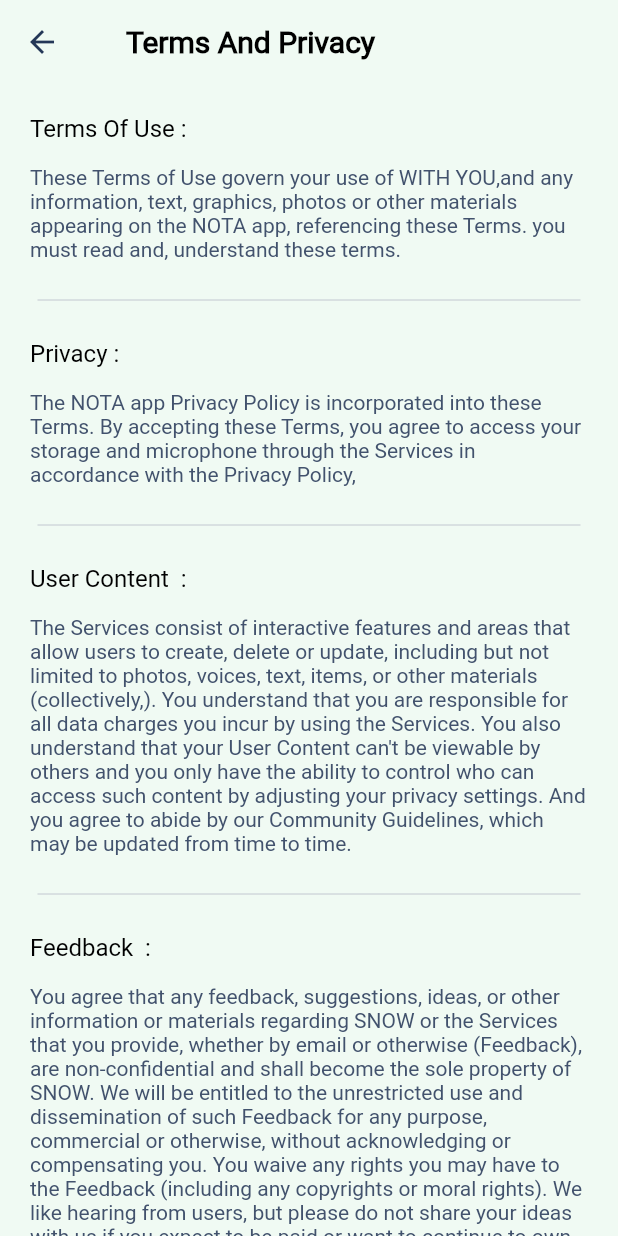
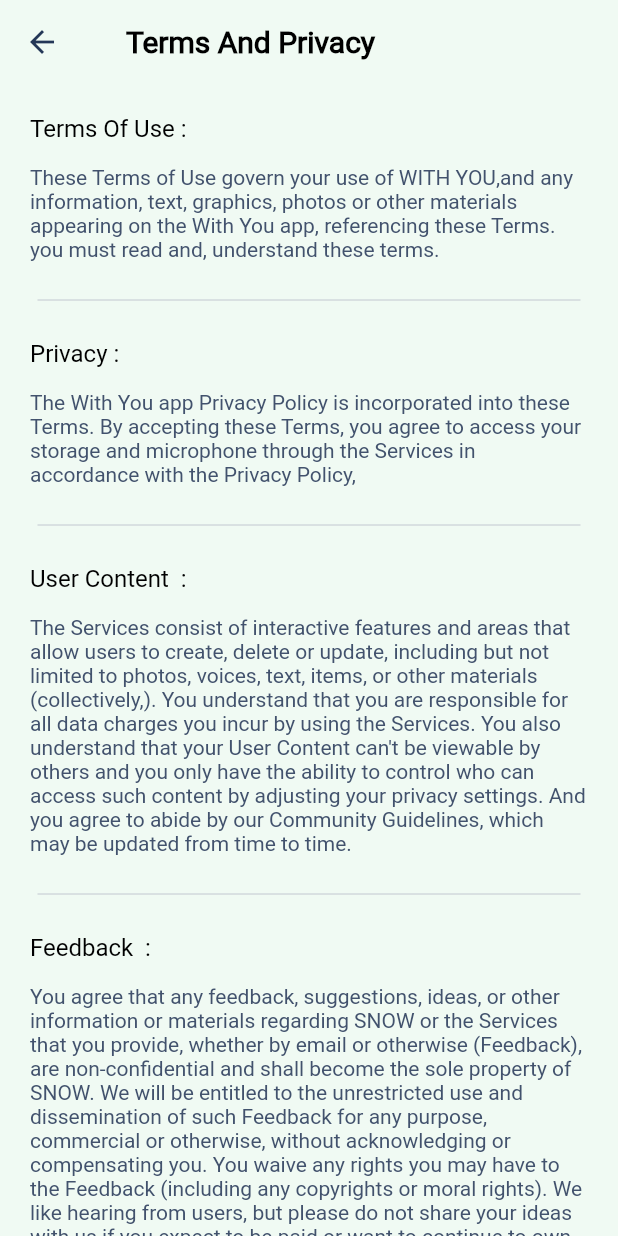
Before and after one commit to samaaahmedd/graduation_projectnew, a Flutter app: the TermsPrivacyPage screen opened directly, on a phone screen of 412 x 824 dp. Run offline on Flutter 3.47's test engine with Material 2 defaults, Android fonts, the phone set to English and light mode, and no system bars; our stand-ins replace carousel_slider, cloud_firestore, dropdown_button2, equatable, firebase_auth, firebase_core and 6 more; accounts and stored records are empty.

Commit message:
fix privacy

```diff
--- a/lib/ui/more_page/terms_privacy_page/terms_privacy_page.dart
+++ b/lib/ui/more_page/terms_privacy_page/terms_privacy_page.dart
@@ -28,7 +28,7 @@
             ),
             Text(
                 "These Terms of Use govern your use of WITH YOU,and any information, text, graphics, photos or other materials "
-                "appearing on the NOTA app, referencing these Terms. you must read and,"
+                "appearing on the With You app, referencing these Terms. you must read and,"
                 " understand these terms.",
                 style: TextStyles.regular(color: AppColors.neutral_500)),
             const Padding(
@@ -40,7 +40,7 @@
               height: 15,
             ),
             Text(
-                "The NOTA app Privacy Policy is incorporated into these Terms. By accepting these Terms, you agree to access your storage and microphone through the Services in accordance with the Privacy Policy,",
+                "The With You app Privacy Policy is incorporated into these Terms. By accepting these Terms, you agree to access your storage and microphone through the Services in accordance with the Privacy Policy,",
                 style: TextStyles.regular(color: AppColors.neutral_500)),
             const Padding(
               padding: EdgeInsets.symmetric(horizontal: 5.0, vertical: 25),
```
Also changed, not shown: lib/ui/more_page/more_page.dart (+5 -5 lines).
